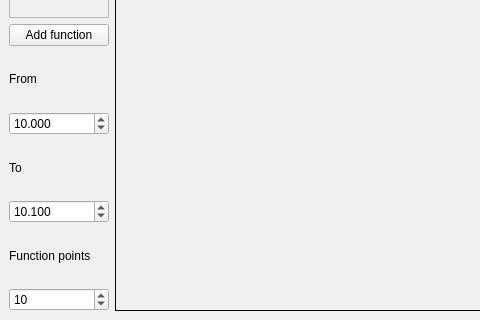
Old version of the form src/gui/res/mainwindow.ui in the repository Qweyke/pyside-graph-plotter; both pictures show x 0 to 480 and y 129 to 449 of the 918 by 449 pixel window.
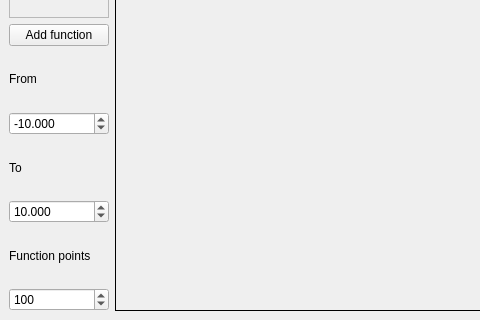
New version of the form. Icons and pictures are not drawn.

Commit message: feat: set default plotting config in gui

Diff of the .ui file:
```diff
--- a/src/gui/res/mainwindow.ui
+++ b/src/gui/res/mainwindow.ui
@@ -112,7 +112,7 @@
          <enum>QAbstractSpinBox::StepType::AdaptiveDecimalStepType</enum>
         </property>
         <property name="value">
-         <double>10.000000000000000</double>
+         <double>-10.000000000000000</double>
         </property>
        </widget>
       </item>
@@ -141,7 +141,7 @@
          <enum>QAbstractSpinBox::StepType::AdaptiveDecimalStepType</enum>
         </property>
         <property name="value">
-         <double>10.100000000000000</double>
+         <double>10.000000000000000</double>
         </property>
        </widget>
       </item>
@@ -161,7 +161,7 @@
          <number>10000</number>
         </property>
         <property name="value">
-         <number>10</number>
+         <number>100</number>
         </property>
        </widget>
       </item>
```
